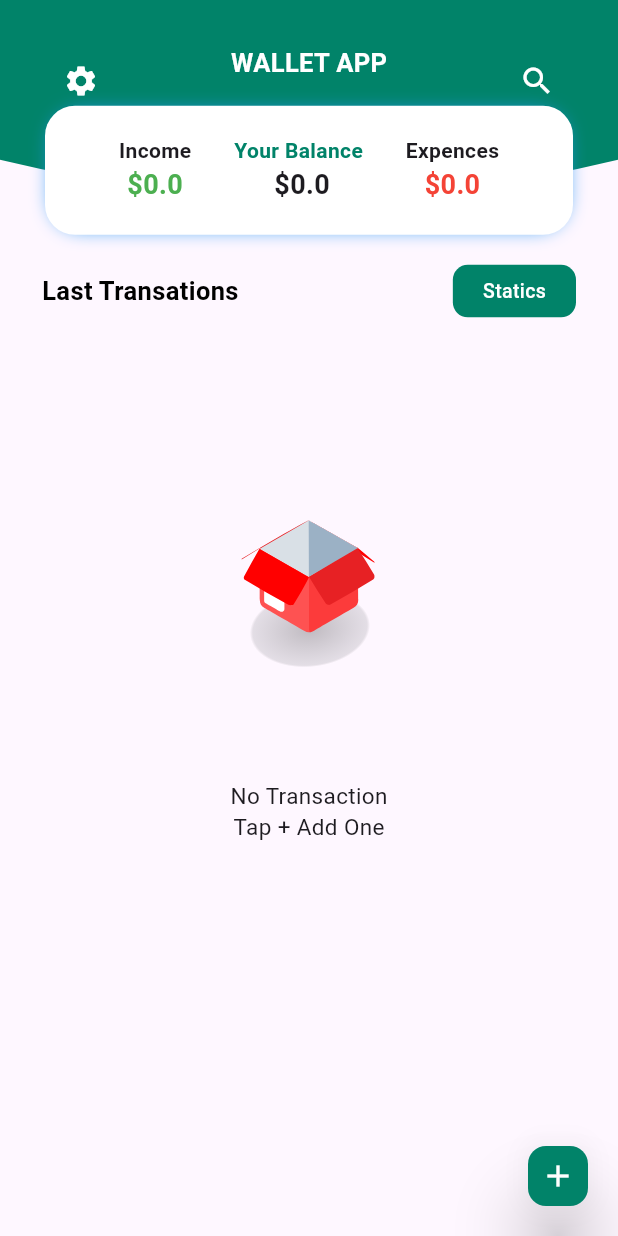
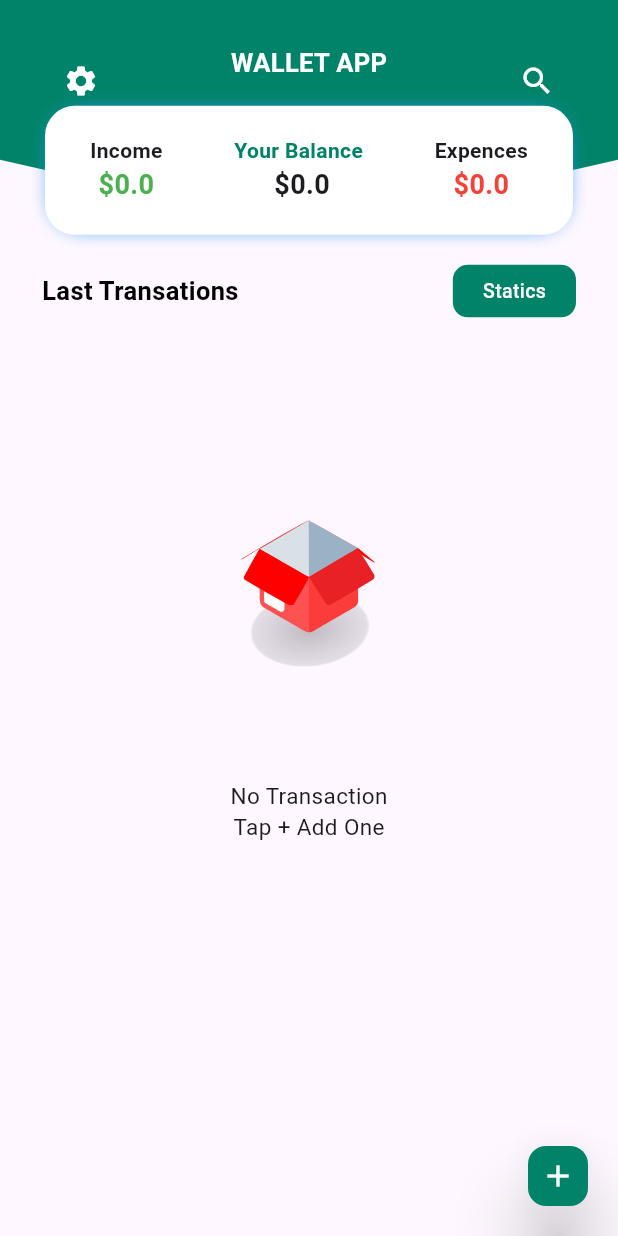
Before and after one commit to safvansafvan/money_manager_MT, a Flutter app: the screen it shows after launch, on a phone screen of 412 x 824 dp. Run offline on Flutter 3.47's test engine with Material 3 defaults, Android fonts, the phone set to English and light mode, and no system bars; our stand-ins replace connectivity_plus, flutter_slidable, fluttertoast, get, hive_flutter, lottie and 1 more; missing offline and left inert: aligned_dialog; accounts and stored records are empty.

Commit message:
space added in status bar

```diff
--- a/lib/presentation/views/transaction/widgets/money_status_bar.dart
+++ b/lib/presentation/views/transaction/widgets/money_status_bar.dart
@@ -12,7 +12,7 @@ class MoneyStatusBar extends StatelessWidget {
     final transactionController = Get.put(TransactionDbController());
     return Obx(
       () => Container(
-        padding: const EdgeInsets.symmetric(horizontal: 35, vertical: 20),
+        padding: const EdgeInsets.symmetric(horizontal: 30, vertical: 20),
         decoration: BoxDecoration(
             borderRadius: BorderRadius.circular(20),
             color: Colors.white,
@@ -24,7 +24,7 @@ class MoneyStatusBar extends StatelessWidget {
               )
             ]),
         child: Row(
-          mainAxisAlignment: MainAxisAlignment.spaceAround,
+          mainAxisAlignment: MainAxisAlignment.spaceBetween,
           children: [
             Column(
               children: [
```
